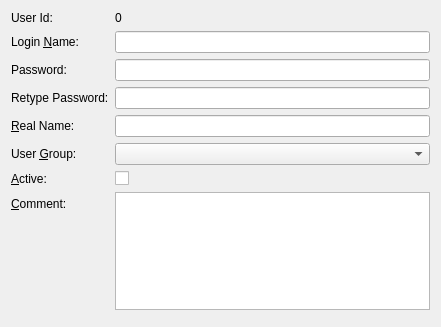
The window that client/dlguseredit.ui (tbikfalvi/Belenus) describes before a commit, drawn with Qt 5.
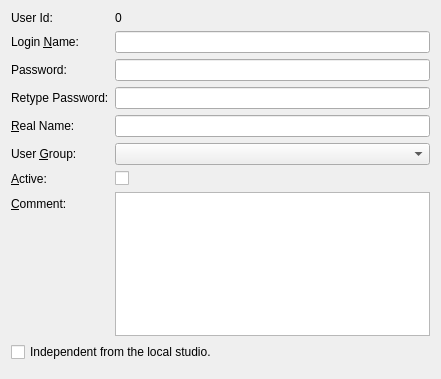
The same window after the commit.

Patch:
```diff
--- a/client/dlguseredit.ui
+++ b/client/dlguseredit.ui
@@ -7,7 +7,7 @@
     <x>0</x>
     <y>0</y>
     <width>441</width>
-    <height>327</height>
+    <height>379</height>
    </rect>
   </property>
   <property name="windowTitle">
@@ -132,6 +132,13 @@
      </item>
     </layout>
    </item>
+   <item>
+    <widget class="QCheckBox" name="checkIndependent">
+     <property name="text">
+      <string>Independent from the local studio.</string>
+     </property>
+    </widget>
+   </item>
    <item>
     <widget class="QDialogButtonBox" name="btbButtons">
      <property name="orientation">
```
